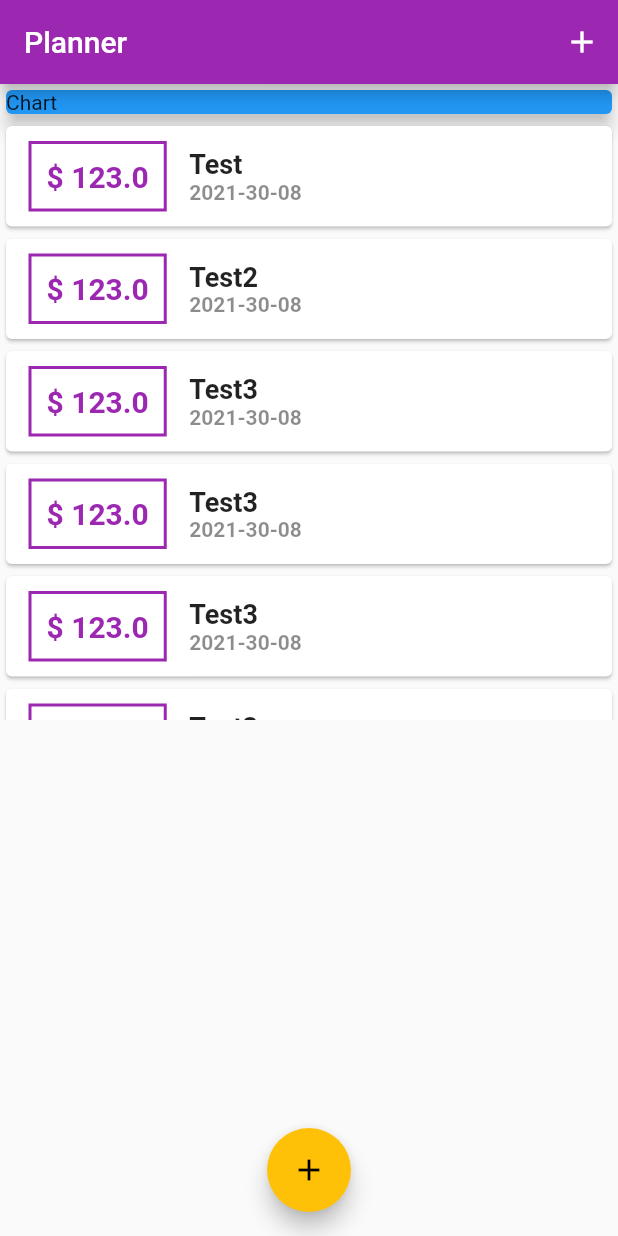
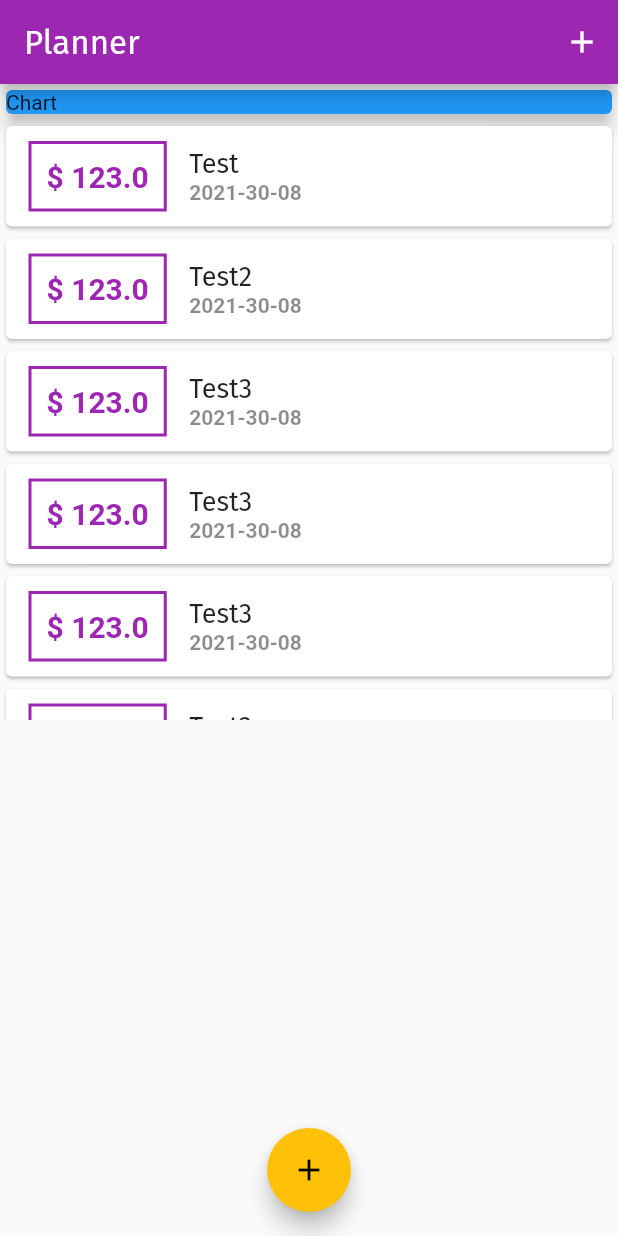
Before and after one commit to sean-xiao-zhao7/flutter-planner, a Flutter app: the screen it shows after launch, on a phone screen of 412 x 824 dp. Run offline on Flutter 3.47's test engine with Material 2 defaults, Android fonts, the phone set to English and light mode, and no system bars; project files that could hold a hidden picture were left out.

Commit message:
Use fonts

```diff
--- a/lib/main.dart
+++ b/lib/main.dart
@@ -1,4 +1,3 @@
-import 'package:flutter/gestures.dart';
 import 'package:flutter/material.dart';
 import 'package:planner/widgets/transactions_list.dart';
 import './widgets/new_transaction.dart';
@@ -14,9 +13,19 @@ class MyApp extends StatelessWidget {
     return MaterialApp(
       title: 'Planner',
       theme: ThemeData(
-        primarySwatch: Colors.purple,
-        accentColor: Colors.amber,
-      ),
+          primarySwatch: Colors.purple,
+          accentColor: Colors.amber,
+          fontFamily: 'FiraSans',
+          textTheme: ThemeData.light().textTheme.copyWith(
+                  title: TextStyle(
+                fontFamily: 'FiraSans',
+                fontSize: 18,
+              )),
+          appBarTheme: AppBarTheme(
+            textTheme: ThemeData.light().textTheme.copyWith(
+                title: TextStyle(
+                    fontFamily: 'FiraSans', fontSize: 22, color: Colors.white)),
+          )),
       home: MyHomePage(),
     );
   }
--- a/lib/widgets/transactions_list.dart
+++ b/lib/widgets/transactions_list.dart
@@ -34,10 +34,7 @@ class TransactionsList extends StatelessWidget {
                 children: <Widget>[
                   Text(
                     userTransactions[index].title,
-                    style: TextStyle(
-                        fontWeight: FontWeight.bold,
-                        fontSize: 18,
-                        color: Colors.black87),
+                    style: Theme.of(context).textTheme.title,
                   ),
                   Text(
                     DateFormat('yyyy-mm-dd')
```
Also changed, not shown: pubspec.yaml (+15 -11 lines).
